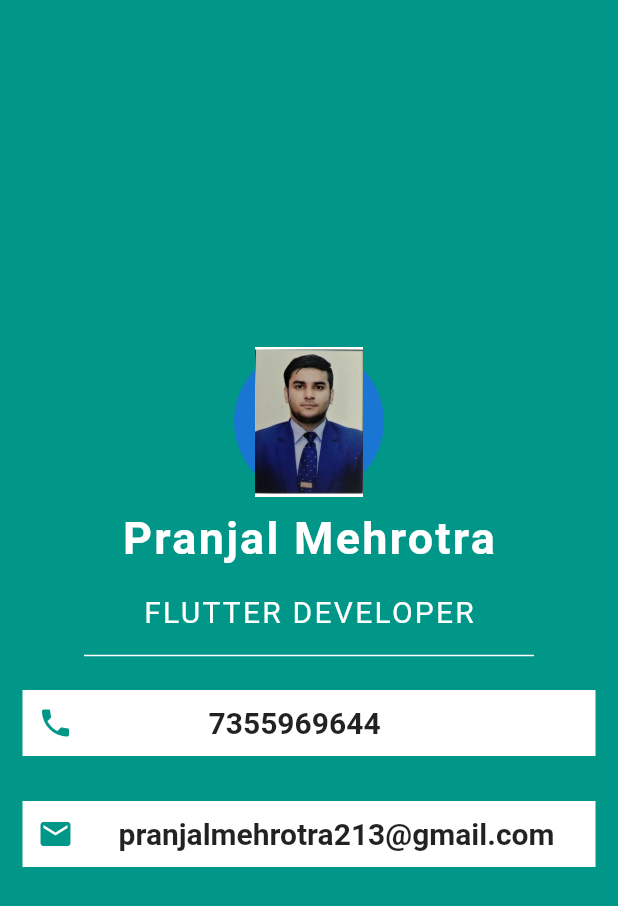
After one commit to Pranjalmehrotra/flutter_projects, a Flutter app: the ContainerWidgetChallenge screen opened directly, on a phone screen of 412 x 824 dp. The commit adds this screen. Shown: the top 906 px of the screen. Run offline on Flutter 3.47's test engine with Material 2 defaults, Android fonts, the phone set to English and light mode, and no system bars; our stand-ins replace audioplayers; Roboto replaces fonts that are missing (Pacifico, Source Sans Pro).

Commit message:
Some changes in architecture

```diff
--- a/mi_card/lib/util/utilities.dart
+++ b/mi_card/lib/util/utilities.dart
@@ -20,7 +20,7 @@ const kDesignationTextStyle = TextStyle(
   letterSpacing: 1.5,
 );
 
-const kPhoneNumberTextStyle = TextStyle(
+const kPhoneNumberAndEmailTextStyle = TextStyle(
   fontSize: 20,
   fontWeight: FontWeight.bold,
 );
--- /dev/null
+++ b/mi_card/lib/view/pages/container_widget_challenge.dart
@@ -0,0 +1,89 @@
+/// This is the first method of UI implementation using Container Widget
+import 'package:flutter/material.dart';
+
+import '../../util/utilities.dart';
+import '../Icons/icon_content.dart';
+
+class ContainerWidgetChallenge extends StatelessWidget {
+  const ContainerWidgetChallenge({Key? key}) : super(key: key);
+
+  @override
+  Widget build(BuildContext context) {
+    return Scaffold(
+      body: SafeArea(
+        child: Container(
+          alignment: Alignment.center,
+          color: kImageContainerColour,
+          child: Column(
+            mainAxisAlignment: MainAxisAlignment.center,
+            children: [
+              const CircleAvatar(
+                radius: 50,
+                child: Image(
+                  image: AssetImage('images/Passport pic.jpg'),
+                ),
+              ),
+              Container(
+                  margin: const EdgeInsets.all(10),
+                  child: const Text('Pranjal Mehrotra', style: kNameTextStyle)),
+              Container(
+                margin: const EdgeInsets.all(10),
+                child: const Text('FLUTTER DEVELOPER',
+                    style: kDesignationTextStyle),
+              ),
+
+              /// This Divider is used to bring the line in between the FLUTTER DEVELOPER AND 7355969644
+
+              const SizedBox(
+                width: 300,
+                child: Divider(
+                  color: kNameTextStyleColor,
+                  thickness: 1,
+                ),
+              ),
+              Container(
+                color: kNameTextStyleColor,
+                //width: 360,
+                margin: const EdgeInsets.all(15),
+                padding: const EdgeInsets.all(10),
+                //margin: const EdgeInsets.only(left: 0, right: 0, top: 15),
+                child: Row(
+                  children: const [
+                    IconContent(
+                      icon: Icons.phone,
+                      color: kPhoneIconColor,
+                    ),
+                    SizedBox(
+                      width: 90,
+                    ),
+                    Text('7355969644', style: kPhoneNumberAndEmailTextStyle),
+                  ],
+                ),
+              ),
+              Container(
+                //padding: EdgeInsets.all(10),
+                color: kNameTextStyleColor,
+                margin: const EdgeInsets.all(15),
+                padding: EdgeInsets.all(10),
+
+                child: Row(
+                  children: const [
+                    IconContent(
+                      icon: Icons.email,
+                      color: kPhoneIconColor,
+                    ),
+                    SizedBox(
+                      width: 30,
+                    ),
+                    Text('pranjalmehrotra213@gmail.com',
+                        style: kPhoneNumberAndEmailTextStyle),
+                  ],
+                ),
+              ),
+            ],
+          ),
+        ),
+      ),
+    );
+  }
+}
--- a/mi_card/lib/view/pages/list_tile_widget_challenge.dart
+++ b/mi_card/lib/view/pages/list_tile_widget_challenge.dart
@@ -52,7 +52,7 @@ class ListTileWidgetChallenge extends StatelessWidget {
 
               const SizedBox(
                 width: 300,
-                //width: MediaQuery.of(context).size.width * .8,
+                //width: //MediaQuery.of(context).size.width * .8,
                 child: Divider(
                   color: kNameTextStyleColor,
                   thickness: 1,
@@ -73,7 +73,7 @@ class ListTileWidgetChallenge extends StatelessWidget {
                   ),
                   title: Text(
                     '7355969644',
-                    style: kPhoneNumberTextStyle,
+                    style: kPhoneNumberAndEmailTextStyle,
                   ),
                 ),
               ),
@@ -86,7 +86,7 @@ class ListTileWidgetChallenge extends StatelessWidget {
                   ),
                   title: Text(
                     'pranjalmehrotra213@gmail.com',
-                    style: kPhoneNumberTextStyle,
+                    style: kPhoneNumberAndEmailTextStyle,
                   ),
                 ),
               ),
```
Also changed, not shown: mi_card/lib/main.dart (+6 -124 lines), mi_card/lib/view/pages/layout_challenge_solution.dart (+7 -8 lines).
